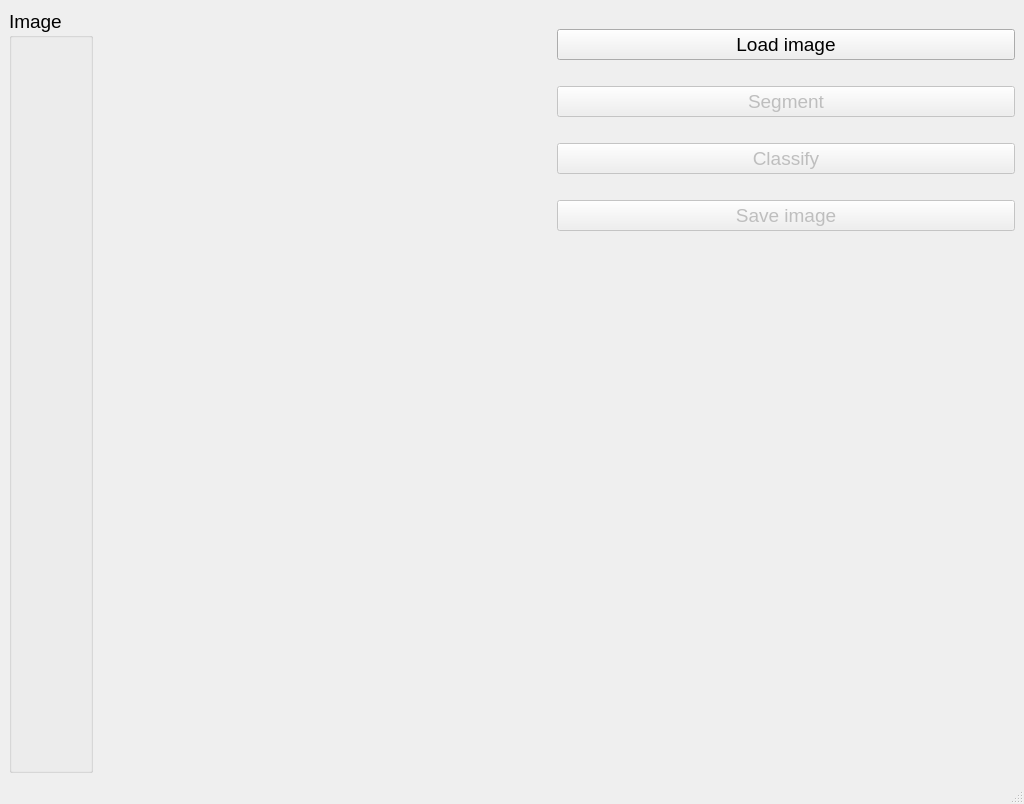
Qt form GUI application/Bacteria_finder_v.0.1_main_window_template.ui (MrSkonr/Bacteria_finder) before a commit.
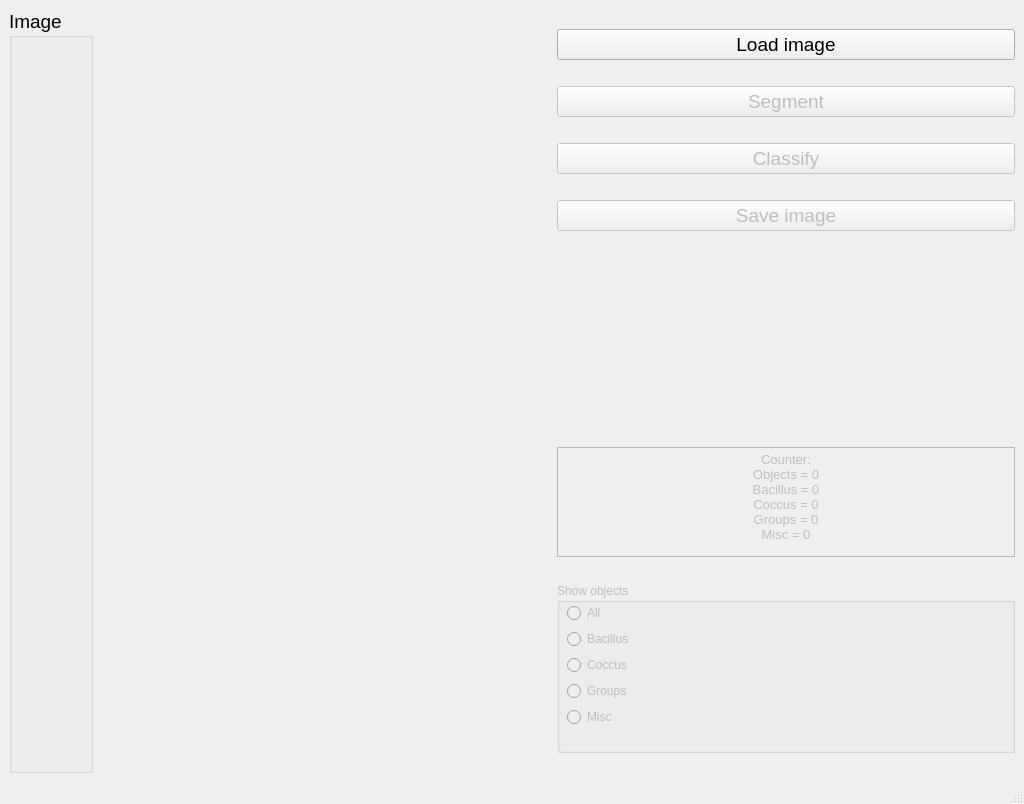
The same form after that commit. Icons and pictures are not drawn.

Commit message: Preparations for Bacteria_finder v0.2

```diff
--- a/GUI application/Bacteria_finder_v.0.1_main_window_template.ui
+++ b/GUI application/Bacteria_finder_v.0.1_main_window_template.ui
@@ -222,6 +222,138 @@
         </property>
        </spacer>
       </item>
+      <item>
+       <widget class="QTextBrowser" name="CountertextBrowser">
+        <property name="enabled">
+         <bool>false</bool>
+        </property>
+        <property name="sizePolicy">
+         <sizepolicy hsizetype="Preferred" vsizetype="Fixed">
+          <horstretch>0</horstretch>
+          <verstretch>0</verstretch>
+         </sizepolicy>
+        </property>
+        <property name="minimumSize">
+         <size>
+          <width>0</width>
+          <height>30</height>
+         </size>
+        </property>
+        <property name="maximumSize">
+         <size>
+          <width>16777215</width>
+          <height>110</height>
+         </size>
+        </property>
+        <property name="html">
+         <string>&lt;!DOCTYPE HTML PUBLIC &quot;-//W3C//DTD HTML 4.0//EN&quot; &quot;http://www.w3.org/TR/REC-html40/strict.dtd&quot;&gt;
+&lt;html&gt;&lt;head&gt;&lt;meta name=&quot;qrichtext&quot; content=&quot;1&quot; /&gt;&lt;style type=&quot;text/css&quot;&gt;
+p, li { white-space: pre-wrap; }
+&lt;/style&gt;&lt;/head&gt;&lt;body style=&quot; font-family:'MS Sans Serif'; font-size:9.75pt; font-weight:400; font-style:normal;&quot;&gt;
+&lt;p align=&quot;center&quot; style=&quot; margin-top:0px; margin-bottom:0px; margin-left:0px; margin-right:0px; -qt-block-indent:0; text-indent:0px;&quot;&gt;Counter:&lt;/p&gt;
+&lt;p align=&quot;center&quot; style=&quot; margin-top:0px; margin-bottom:0px; margin-left:0px; margin-right:0px; -qt-block-indent:0; text-indent:0px;&quot;&gt;Objects = 0&lt;/p&gt;
+&lt;p align=&quot;center&quot; style=&quot; margin-top:0px; margin-bottom:0px; margin-left:0px; margin-right:0px; -qt-block-indent:0; text-indent:0px;&quot;&gt;Bacillus = 0&lt;/p&gt;
+&lt;p align=&quot;center&quot; style=&quot; margin-top:0px; margin-bottom:0px; margin-left:0px; margin-right:0px; -qt-block-indent:0; text-indent:0px;&quot;&gt;Coccus = 0&lt;/p&gt;
+&lt;p align=&quot;center&quot; style=&quot; margin-top:0px; margin-bottom:0px; margin-left:0px; margin-right:0px; -qt-block-indent:0; text-indent:0px;&quot;&gt;Groups = 0&lt;/p&gt;
+&lt;p align=&quot;center&quot; style=&quot; margin-top:0px; margin-bottom:0px; margin-left:0px; margin-right:0px; -qt-block-indent:0; text-indent:0px;&quot;&gt;Misc = 0&lt;/p&gt;&lt;/body&gt;&lt;/html&gt;</string>
+        </property>
+       </widget>
+      </item>
+      <item>
+       <spacer name="horizontalSpacer_7">
+        <property name="orientation">
+         <enum>Qt::Horizontal</enum>
+        </property>
+        <property name="sizeHint" stdset="0">
+         <size>
+          <width>40</width>
+          <height>20</height>
+         </size>
+        </property>
+       </spacer>
+      </item>
+      <item>
+       <widget class="QGroupBox" name="ShowObjectsgroupBox">
+        <property name="enabled">
+         <bool>false</bool>
+        </property>
+        <property name="sizePolicy">
+         <sizepolicy hsizetype="Preferred" vsizetype="Fixed">
+          <horstretch>0</horstretch>
+          <verstretch>0</verstretch>
+         </sizepolicy>
+        </property>
+        <property name="minimumSize">
+         <size>
+          <width>0</width>
+          <height>170</height>
+         </size>
+        </property>
+        <property name="title">
+         <string>Show objects</string>
+        </property>
+        <widget class="QWidget" name="verticalLayoutWidget">
+         <property name="geometry">
+          <rect>
+           <x>10</x>
+           <y>20</y>
+           <width>160</width>
+           <height>126</height>
+          </rect>
+         </property>
+         <layout class="QVBoxLayout" name="ShowObjectsverticalLayout">
+          <item>
+           <widget class="QRadioButton" name="AllradioButton">
+            <property name="text">
+             <string>All</string>
+            </property>
+           </widget>
+          </item>
+          <item>
+           <widget class="QRadioButton" name="BacillusradioButton">
+            <property name="text">
+             <string>Bacillus</string>
+            </property>
+           </widget>
+          </item>
+          <item>
+           <widget class="QRadioButton" name="CoccusradioButton">
+            <property name="text">
+             <string>Coccus</string>
+            </property>
+           </widget>
+          </item>
+          <item>
+           <widget class="QRadioButton" name="GroupsradioButton">
+            <property name="text">
+             <string>Groups</string>
+            </property>
+           </widget>
+          </item>
+          <item>
+           <widget class="QRadioButton" name="MiscradioButton">
+            <property name="text">
+             <string>Misc</string>
+            </property>
+           </widget>
+          </item>
+         </layout>
+        </widget>
+       </widget>
+      </item>
+      <item>
+       <spacer name="horizontalSpacer_6">
+        <property name="orientation">
+         <enum>Qt::Horizontal</enum>
+        </property>
+        <property name="sizeHint" stdset="0">
+         <size>
+          <width>40</width>
+          <height>20</height>
+         </size>
+        </property>
+       </spacer>
+      </item>
      </layout>
     </item>
    </layout>
```
Left out of the diff: 2 changed lines with no effect on the pictures. The commit also changes 5 other files.
